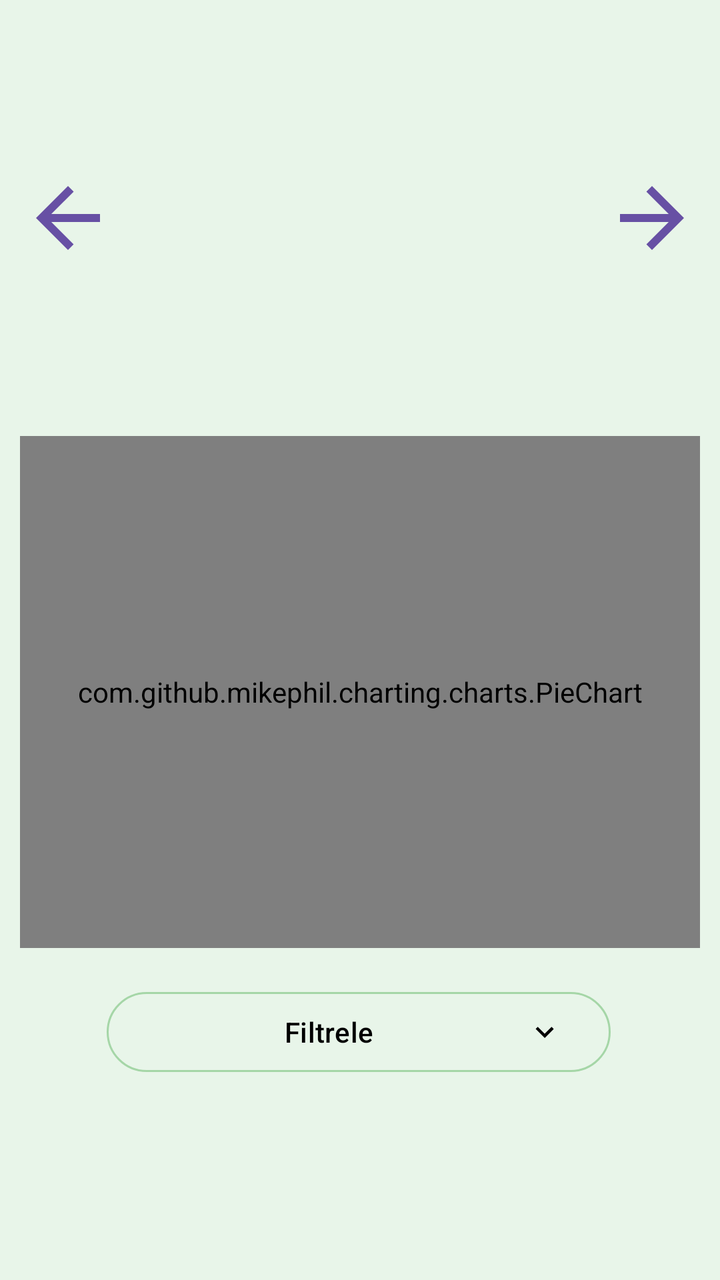
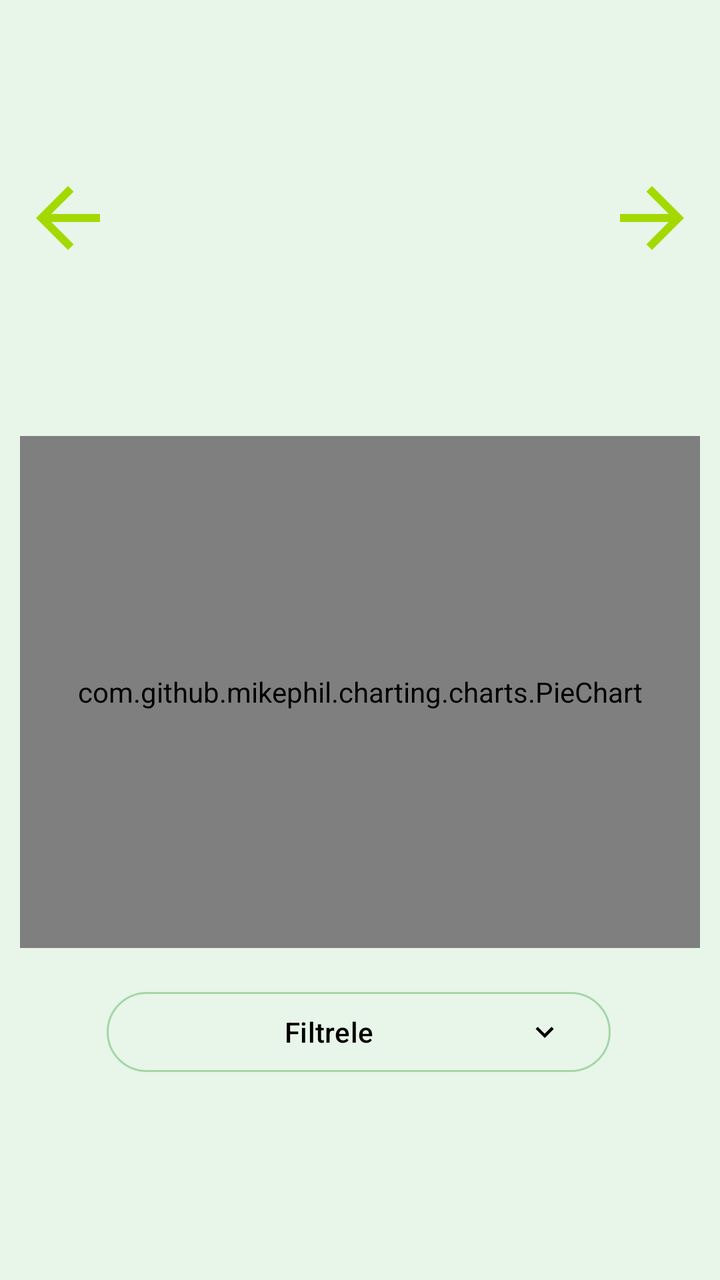

The first picture is an Android layout as it rendered before a commit; the second is the same layout after the commit. The layout source and the unified diff follow.
<!-- AndroidManifest.xml: application theme Theme.DesignExample -->
<!-- res/layout/fragment_birinci.xml -->
<?xml version="1.0" encoding="utf-8"?>
<androidx.constraintlayout.widget.ConstraintLayout xmlns:android="http://schemas.android.com/apk/res/android"
    xmlns:app="http://schemas.android.com/apk/res-auto"
    xmlns:tools="http://schemas.android.com/tools"
    android:layout_width="match_parent"
    android:layout_height="match_parent"
    android:background="#E8F5E9"
    tools:context=".design.birinciFragment">

    <com.github.mikephil.charting.charts.PieChart
        android:id="@+id/pieChart"
        android:layout_width="match_parent"
        android:layout_height="0dp"
        android:layout_margin="10dp"
        android:layout_marginBottom="6dp"
        app:layout_constraintBottom_toTopOf="@+id/YilBottomSheetButon"
        app:layout_constraintEnd_toEndOf="parent"
        app:layout_constraintHeight_percent="0.4"
        app:layout_constraintHorizontal_bias="0.498"
        app:layout_constraintStart_toStartOf="parent"
        app:layout_constraintTop_toBottomOf="@+id/RaporRecyclerView" />

    <Button
        android:id="@+id/YilBottomSheetButon"
        style="@style/Widget.Material3.Button.OutlinedButton.Icon"
        android:layout_width="0dp"
        android:layout_height="wrap_content"
        android:layout_marginTop="8dp"
        android:layout_marginBottom="100dp"
        android:text="Filtrele"
        android:textColor="@color/black"
        app:icon="@drawable/dropdown_icon"
        app:iconGravity="end"
        app:iconTint="@color/black"
        app:layout_constraintBottom_toBottomOf="parent"
        app:layout_constraintEnd_toEndOf="parent"
        app:layout_constraintHorizontal_bias="0.495"
        app:layout_constraintStart_toStartOf="parent"
        app:layout_constraintTop_toBottomOf="@+id/pieChart"
        app:layout_constraintWidth_percent="0.7"
        app:rippleColor="#E9FFBF"
        app:strokeColor="#A5D6A7" />

    <Button
        android:id="@+id/ileriButton"
        android:layout_width="48dp"
        android:layout_height="wrap_content"
        android:background="@drawable/baseline_arrow_forward_24"
        android:text="@null"
        app:layout_constraintBottom_toTopOf="@+id/pieChart"
        app:layout_constraintEnd_toEndOf="@+id/pieChart"
        app:layout_constraintTop_toTopOf="parent" />

    <Button
        android:id="@+id/button2"
        android:layout_width="48dp"
        android:layout_height="wrap_content"
        android:background="@drawable/baseline_arrow_back_24"
        android:text="@null"
        app:layout_constraintBottom_toTopOf="@+id/pieChart"
        app:layout_constraintStart_toStartOf="@+id/pieChart"
        app:layout_constraintTop_toTopOf="parent" />

    <androidx.recyclerview.widget.RecyclerView
        android:id="@+id/RaporRecyclerView"
        android:layout_width="0dp"
        android:layout_height="0dp"
        android:layout_marginStart="1dp"
        android:layout_marginTop="8dp"
        android:layout_marginEnd="1dp"
        android:layout_marginBottom="8dp"
        app:layout_constraintBottom_toTopOf="@+id/pieChart"
        app:layout_constraintEnd_toStartOf="@+id/ileriButton"
        app:layout_constraintStart_toEndOf="@+id/button2"
        app:layout_constraintTop_toTopOf="parent" />

</androidx.constraintlayout.widget.ConstraintLayout>
<!-- resources referenced by this layout -->
<resources>
  <color name="black">#FF000000</color>
  <!-- drawable baseline_arrow_back_24 (drawable) -->
  <vector xmlns:android="http://schemas.android.com/apk/res/android" android:autoMirrored="true" android:height="24dp" android:tint="#E9FFBF" android:viewportHeight="24" android:viewportWidth="24" android:width="24dp">
        
      <path android:fillColor="@android:color/white" android:pathData="M20,11H7.83l5.59,-5.59L12,4l-8,8 8,8 1.41,-1.41L7.83,13H20v-2z"/>
      
  </vector>
  <!-- drawable baseline_arrow_forward_24 (drawable) -->
  <vector xmlns:android="http://schemas.android.com/apk/res/android" android:autoMirrored="true" android:height="24dp" android:tint="#E9FFBF" android:viewportHeight="24" android:viewportWidth="24" android:width="24dp">
        
      <path android:fillColor="@android:color/white" android:pathData="M12,4l-1.41,1.41L16.17,11H4v2h12.17l-5.58,5.59L12,20l8,-8z"/>
      
  </vector>
  <!-- drawable dropdown_icon (drawable) -->
  <vector xmlns:android="http://schemas.android.com/apk/res/android" android:height="24dp" android:tint="#9DC778" android:viewportHeight="24" android:viewportWidth="24" android:width="24dp">
        
      <path android:fillColor="@android:color/white" android:pathData="M7.41,8.59L12,13.17l4.59,-4.58L18,10l-6,6 -6,-6 1.41,-1.41z"/>
      
  </vector>
  <style name="Theme.DesignExample" parent="Base.Theme.DesignExample" />
  <style name="Base.Theme.DesignExample" parent="Theme.Material3.DayNight.NoActionBar">
          
          
          <item name="android:statusBarColor">@color/black</item>
      </style>
</resources>

<!-- the commit's change to res/layout/fragment_birinci.xml (unified diff, before → after) -->
@@ -41,7 +41,7 @@
         app:rippleColor="#E9FFBF"
         app:strokeColor="#A5D6A7" />
 
-    <Button
+    <androidx.appcompat.widget.AppCompatButton
         android:id="@+id/ileriButton"
         android:layout_width="48dp"
         android:layout_height="wrap_content"
@@ -51,8 +51,8 @@
         app:layout_constraintEnd_toEndOf="@+id/pieChart"
         app:layout_constraintTop_toTopOf="parent" />
 
-    <Button
-        android:id="@+id/button2"
+    <androidx.appcompat.widget.AppCompatButton
+        android:id="@+id/geriButon"
         android:layout_width="48dp"
         android:layout_height="wrap_content"
         android:background="@drawable/baseline_arrow_back_24"
@@ -71,7 +71,7 @@
         android:layout_marginBottom="8dp"
         app:layout_constraintBottom_toTopOf="@+id/pieChart"
         app:layout_constraintEnd_toStartOf="@+id/ileriButton"
-        app:layout_constraintStart_toEndOf="@+id/button2"
+        app:layout_constraintStart_toEndOf="@+id/geriButon"
         app:layout_constraintTop_toTopOf="parent" />
 
 </androidx.constraintlayout.widget.ConstraintLayout>
<!-- resource entries referenced after the edit -->
@@ -2,13 +2,17 @@
 <resources>
   <color name="black">#FF000000</color>
   <!-- drawable baseline_arrow_back_24 (drawable) -->
-  <vector xmlns:android="http://schemas.android.com/apk/res/android" android:autoMirrored="true" android:height="24dp" android:tint="#E9FFBF" android:viewportHeight="24" android:viewportWidth="24" android:width="24dp">
+  <vector xmlns:android="http://schemas.android.com/apk/res/android"
+      android:autoMirrored="true" android:height="24dp" android:tint="@color/pieChart"
+      android:viewportHeight="24" android:viewportWidth="24" android:width="24dp">
         
       <path android:fillColor="@android:color/white" android:pathData="M20,11H7.83l5.59,-5.59L12,4l-8,8 8,8 1.41,-1.41L7.83,13H20v-2z"/>
       
   </vector>
   <!-- drawable baseline_arrow_forward_24 (drawable) -->
-  <vector xmlns:android="http://schemas.android.com/apk/res/android" android:autoMirrored="true" android:height="24dp" android:tint="#E9FFBF" android:viewportHeight="24" android:viewportWidth="24" android:width="24dp">
+  <vector xmlns:android="http://schemas.android.com/apk/res/android"
+      android:autoMirrored="true" android:height="24dp"
+      android:tint="@color/pieChart" android:viewportHeight="24" android:viewportWidth="24" android:width="24dp">
         
       <path android:fillColor="@android:color/white" android:pathData="M12,4l-1.41,1.41L16.17,11H4v2h12.17l-5.58,5.59L12,20l8,-8z"/>
       
@@ -20,6 +24,7 @@
       
   </vector>
   <style name="Theme.DesignExample" parent="Base.Theme.DesignExample" />
+  <color name="pieChart">#A3D900</color>
   <style name="Base.Theme.DesignExample" parent="Theme.Material3.DayNight.NoActionBar">
           
           
